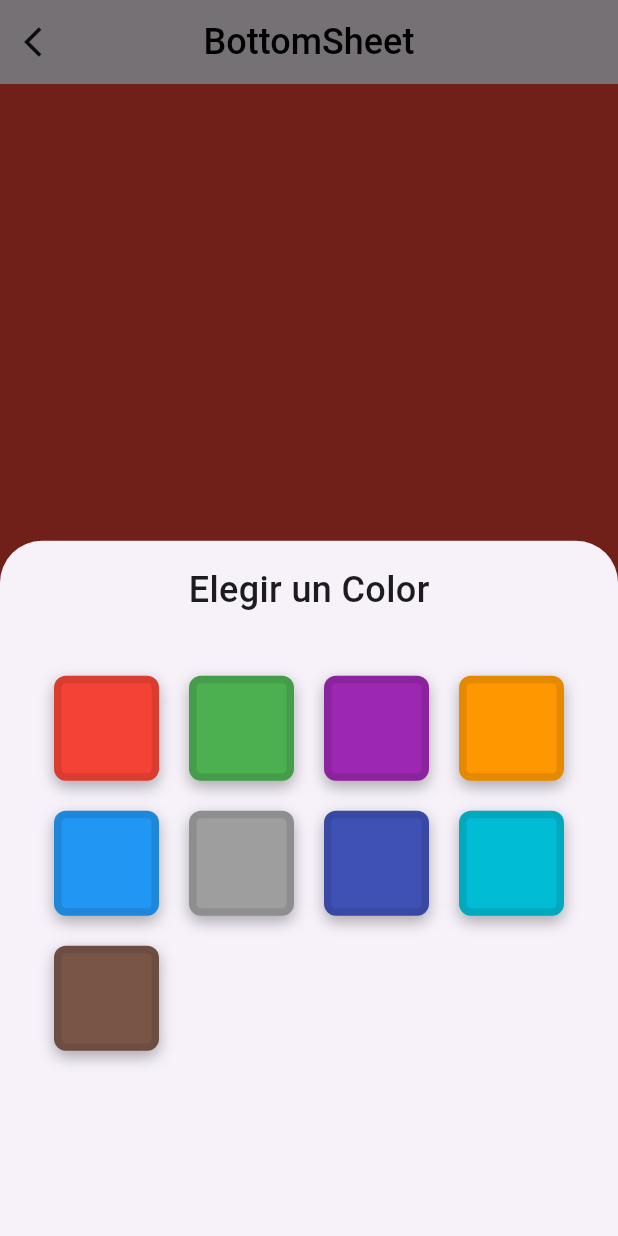
After one commit to Francisco-V98/screens_excercise, a Flutter app: the screen it shows after launch, after a tap on "Abrir BottomSheet", on a phone screen of 412 x 824 dp. The commit adds this screen. Run offline on Flutter 3.47's test engine with Material 3 defaults, Android fonts, the phone set to English and light mode, and no system bars.

Commit message:
create multiple widgets and organize them in different files

```diff
--- a/lib/main.dart
+++ b/lib/main.dart
@@ -11,7 +11,7 @@ class MyApp extends StatelessWidget {
     return const MaterialApp(
       debugShowCheckedModeBanner: false,
       title: 'Material App',
-      home: DashboardScreen(),
+      home: BottomSheetPractice(),
     );
   }
 }
--- a/lib/screens/bottomsheet/bottomsheet_screen.dart
+++ b/lib/screens/bottomsheet/bottomsheet_screen.dart
@@ -1,10 +1,63 @@
 import 'package:flutter/material.dart';
+import 'package:screens_excercise/widgets/bottomsheet_widgets/widgets_bottomsheet.dart';
 
-class MyWidget extends StatelessWidget {
-  const MyWidget({super.key});
+class BottomSheetPractice extends StatelessWidget {
+  const BottomSheetPractice({super.key});
 
   @override
   Widget build(BuildContext context) {
-    return const Placeholder();
+    return Scaffold(
+      backgroundColor: Colors.red,
+      appBar: appBarNew(),
+      body: const _Body(),
+    );
+  }
+
+  AppBar appBarNew() {
+    return AppBar(
+      centerTitle: true,
+      title: const Text('BottomSheet'),
+      titleTextStyle: const TextStyle(
+        fontWeight: FontWeight.w500,
+        color: Colors.black,
+        fontSize: 24,
+      ),
+      leading: const Icon(Icons.arrow_back_ios),
+    );
   }
 }
+
+class _Body extends StatelessWidget {
+  const _Body();
+
+  @override
+  Widget build(BuildContext context) {
+    return Center(
+      child: ElevatedButton(
+        onPressed: () {
+          bottomSheet(context);
+        },
+        child: const Text('Abrir BottomSheet'),
+      ),
+    );
+  }
+
+  Future<dynamic> bottomSheet(BuildContext context) {
+    return showModalBottomSheet(
+      context: context,
+      builder: (BuildContext context) {
+        return Container(
+          height: 600,
+          width: double.infinity,
+          decoration: const BoxDecoration(
+            borderRadius: BorderRadius.only(
+              topLeft: Radius.circular(24),
+              topRight: Radius.circular(24),
+            ),
+          ),
+          child: const ContentBottomSheet(),
+        );
+      },
+    );
+  }
+}
--- a/lib/screens/screens.dart
+++ b/lib/screens/screens.dart
@@ -1 +1,3 @@
+export 'package:screens_excercise/screens/bottomsheet/bottomsheet_screen.dart';
+
 export 'package:screens_excercise/screens/dashboard/dashboard_screen.dart';
--- /dev/null
+++ b/lib/widgets/bottomsheet_widgets/container_color_bottomsheet.dart
@@ -0,0 +1,46 @@
+import 'package:flutter/material.dart';
+
+class ContainerColorBottomSheet extends StatelessWidget {
+  final Color color;
+  // final Function()? tapFuntion;
+  const ContainerColorBottomSheet({
+    super.key,
+    required this.color,
+    // this.tapFuntion,
+  });
+
+  @override
+  Widget build(BuildContext context) {
+    return Stack(
+      children: [
+        Container(
+          width: 70,
+          height: 70,
+          decoration: BoxDecoration(
+            color: color,
+            borderRadius: const BorderRadius.all(Radius.circular(8)),
+            border: Border.all(
+              color: Colors.black.withOpacity(0.1),
+              width: 5,
+            ),
+            boxShadow: [
+              BoxShadow(
+                color: Colors.black.withOpacity(0.3),
+                offset: const Offset(0, 4),
+                blurRadius: 8,
+              )
+            ],
+          ),
+        ),
+        Positioned.fill(
+          child: Material(
+            color: Colors.transparent,
+            child: InkWell(
+              onTap: () {},
+            ),
+          ),
+        ),
+      ],
+    );
+  }
+}
--- /dev/null
+++ b/lib/widgets/bottomsheet_widgets/content_bottomsheet.dart
@@ -0,0 +1,33 @@
+import 'package:flutter/material.dart';
+import 'package:screens_excercise/widgets/bottomsheet_widgets/widgets_bottomsheet.dart';
+
+
+class ContentBottomSheet extends StatelessWidget {
+  const ContentBottomSheet({
+    super.key,
+  });
+
+  @override
+  Widget build(BuildContext context) {
+    return Padding(
+      padding: const EdgeInsets.all(16.0),
+      child: Column(
+        children: [
+          titleBottomSheet(),
+          const SizedBox(height: 40),
+          const GroupContainersBottomSheet(),
+        ],
+      ),
+    );
+  }
+
+  Text titleBottomSheet() {
+    return const Text(
+      'Elegir un Color',
+      style: TextStyle(
+        fontWeight: FontWeight.w500,
+        fontSize: 24,
+      ),
+    );
+  }
+}
--- /dev/null
+++ b/lib/widgets/bottomsheet_widgets/group_containers_bottomsheet.dart
@@ -0,0 +1,28 @@
+import 'package:flutter/material.dart';
+import 'package:screens_excercise/widgets/bottomsheet_widgets/widgets_bottomsheet.dart';
+
+
+class GroupContainersBottomSheet extends StatelessWidget {
+  const GroupContainersBottomSheet({
+    super.key,
+  });
+
+  @override
+  Widget build(BuildContext context) {
+    return const Wrap(
+      spacing: 20,
+      runSpacing: 20,
+      children: [
+        ContainerColorBottomSheet(color: Colors.red),
+        ContainerColorBottomSheet(color: Colors.green),
+        ContainerColorBottomSheet(color: Colors.purple),
+        ContainerColorBottomSheet(color: Colors.orange),
+        ContainerColorBottomSheet(color: Colors.blue),
+        ContainerColorBottomSheet(color: Colors.grey),
+        ContainerColorBottomSheet(color: Colors.indigo),
+        ContainerColorBottomSheet(color: Colors.cyan),
+        ContainerColorBottomSheet(color: Colors.brown),
+      ],
+    );
+  }
+}
--- /dev/null
+++ b/lib/widgets/bottomsheet_widgets/widgets_bottomsheet.dart
@@ -0,0 +1,3 @@
+export 'package:screens_excercise/widgets/bottomsheet_widgets/container_color_bottomsheet.dart';
+export 'package:screens_excercise/widgets/bottomsheet_widgets/content_bottomsheet.dart';
+export 'package:screens_excercise/widgets/bottomsheet_widgets/group_containers_bottomsheet.dart';
```
